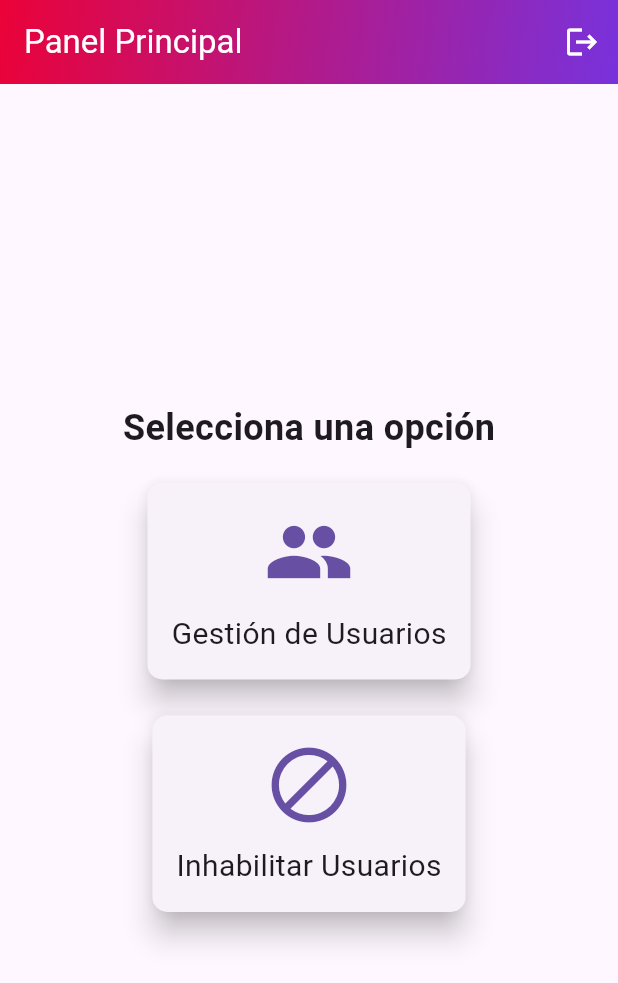
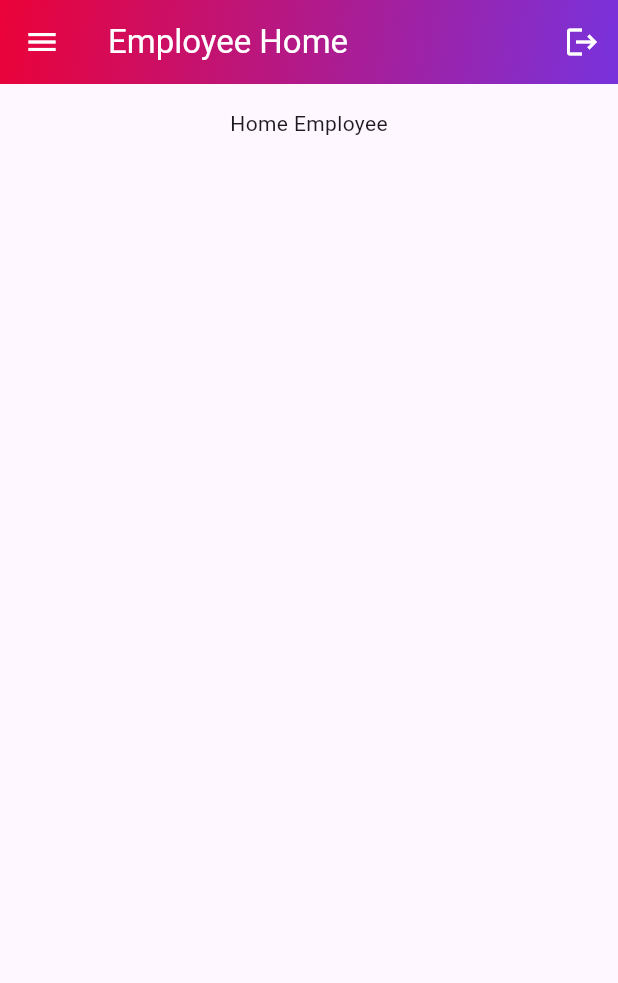
Before and after one commit to Districorp-UPB/Frontend-Cliente, a Flutter app: the screen it shows after launch, on a phone screen of 412 x 824 dp. Shown: the top 983 px of the screen. Run offline on Flutter 3.47's test engine with Material 3 defaults, Android fonts, the light colour scheme and no system bars; our stand-ins replace get.

Commit message:
Creacion del drawer de empleados

```diff
--- /dev/null
+++ b/lib/constant/colors.dart
@@ -0,0 +1,3 @@
+import 'package:flutter/material.dart';
+
+const List<Color> gradientColorsT = [Color.fromRGBO(235, 2, 56, 1), Color.fromRGBO(120, 50, 220, 1)];
--- /dev/null
+++ b/lib/constant/sizes.dart
@@ -0,0 +1,2 @@
+
+const double cDefaultSize = 16;
--- a/lib/main.dart
+++ b/lib/main.dart
@@ -1,5 +1,10 @@
+import 'package:districorp/providers/Emp_dashboard_provider.dart';
+import 'package:districorp/screen/Employee/Panel_principal_empleado.dart';
 import 'package:districorp/screen/admin/Panel_principal_admin.dart';
+import 'package:districorp/screen/login_screen.dart';
 import 'package:flutter/material.dart';
+import 'package:get/get.dart';
+import 'package:provider/provider.dart';
 
 void main() => runApp(const MyApp());
 
@@ -8,12 +13,31 @@ class MyApp extends StatelessWidget {
 
   @override
   Widget build(BuildContext context) {
-    return MaterialApp(
-      title: 'Login',
-      theme: ThemeData(
-        primarySwatch: Colors.purple,
+    return MultiProvider(
+      providers: [
+        ChangeNotifierProvider<EmpDashboardProvider>(
+            create: (_) => EmpDashboardProvider())
+      ],
+      child: GetMaterialApp(
+        scrollBehavior: MyBehavior(),
+        title: 'Login',
+        debugShowCheckedModeBanner: false,
+        initialRoute: 'Employee',
+        theme: ThemeData(
+          primarySwatch: Colors.purple,
+        ),
+        routes: {
+          'Login': (context) => const LoginScreen(),
+          'Main': (context) => MainPanelPage(),
+          'Employee': (context) => EmployeePanelPage(),
+        },
       ),
-      home: MainPanelPage(),
     );
   }
 }
+
+class MyBehavior extends ScrollBehavior {
+  @override
+  ScrollPhysics getScrollPhysics(BuildContext context) =>
+      const BouncingScrollPhysics();
+}
--- /dev/null
+++ b/lib/providers/Emp_dashboard_provider.dart
@@ -0,0 +1,56 @@
+import 'package:districorp/screen/Employee/Widgets_Screens/album_page_empleado.dart';
+import 'package:districorp/screen/Employee/Widgets_Screens/files_page_empleado.dart';
+import 'package:districorp/screen/Employee/Widgets_Screens/home_page_empleado.dart';
+import 'package:districorp/screen/Employee/Widgets_Screens/perfil_page_empleado.dart';
+import 'package:districorp/screen/Employee/Widgets_Screens/streaming_page_empleado.dart';
+import 'package:flutter/material.dart';
+
+class EmpDashboardProvider extends ChangeNotifier{
+
+  // Index para manejo de vistas en el dashboard de Employee
+  int _selectedIndex = 0;
+
+  int get selectedIndex => _selectedIndex;
+
+  void updateSelectedIndex(int index) {
+    _selectedIndex = index;
+    notifyListeners();
+  }
+
+  Widget getSelectedPage() {
+    switch (_selectedIndex) {
+      case 0:
+        return EmployeeHome();
+      case 1:
+        return EmployeeProfile();
+      case 2:
+        return EmployeeStreaming();
+      case 3:
+        return EmployeeAlbum();
+      case 4:
+        return EmployeeFiles();
+
+      default:
+        return Container();
+    }
+  }
+
+  String getTitle(int index){
+    switch (index) {
+      case 0:
+        return "Employee Home";
+      case 1:
+        return "Employee Profile";
+      case 2:
+        return "Employee Streaming";
+      case 3:
+        return "Employee Album";
+      case 4:
+        return "Employee Files";
+
+      default:
+        return "";
+    }
+  }
+
+}
--- /dev/null
+++ b/lib/screen/Employee/Panel_principal_empleado.dart
@@ -0,0 +1,161 @@
+import 'package:districorp/constant/sizes.dart';
+import 'package:districorp/providers/Emp_dashboard_provider.dart';
+import 'package:districorp/screen/login_screen.dart';
+import 'package:districorp/widgets/OptionCard.dart';
+import 'package:districorp/widgets/Employee_widgets/drawer_tile.dart';
+import 'package:flutter/material.dart';
+import 'package:districorp/widgets/gradient_appbar.dart';
+import 'package:districorp/screen/admin/AdminUserManagementPage.dart';
+import 'package:provider/provider.dart';
+import 'package:get/get.dart';
+
+class EmployeePanelPage extends StatefulWidget {
+  @override
+  State<EmployeePanelPage> createState() => _EmployeePanelPageState();
+}
+
+class _EmployeePanelPageState extends State<EmployeePanelPage> {
+  @override
+  Widget build(BuildContext context) {
+    final size = MediaQuery.of(context).size;
+    final employeeProvider = Provider.of<EmpDashboardProvider>(context);
+    return Scaffold(
+      appBar: GradientAppBar(
+        implyLeading: true,
+        title: employeeProvider.getTitle(employeeProvider.selectedIndex),
+        actions: [
+          IconButton(
+            icon: Icon(Icons.logout, color: Colors.white),
+            onPressed: () {
+              print('Logout');
+              Get.to(() => const LoginScreen());
+            },
+          ),
+        ],
+      ),
+      drawer: Drawer(
+        child: Container(
+          decoration: BoxDecoration(
+            gradient: LinearGradient(
+              colors: [
+                Color.fromRGBO(235, 2, 56, 1),
+                Color.fromRGBO(120, 50, 220, 1)
+              ],
+              begin: Alignment.topLeft,
+              end: Alignment.bottomRight,
+            ),
+          ),
+          child: Column(
+            children: [
+              // Se utiliza un Container en lugar de DrawerHeader para evitar la línea divisora
+
+              Container(
+                margin: EdgeInsets.symmetric(vertical: 20),
+                padding: EdgeInsets.all(cDefaultSize - 15),
+                child: Column(
+                  children: [
+                    GestureDetector(
+                      onTap: () {
+                        Navigator.pop(context);
+                      },
+                      child: Image(
+                        image: AssetImage("assets/logo_3.png"),
+                        height: 130,
+                        color: Colors.white,
+                      ),
+                    ),
+                  ],
+                ),
+              ),
+              Container(
+                padding: EdgeInsets.all(16),
+                decoration: BoxDecoration(
+                  border: Border.all(color: Colors.white, width: 4),
+                  shape: BoxShape.circle,
+                ),
+                child: Icon(Icons.person,
+                    color: Colors.white, size: size.height * 0.08),
+              ),
+              SizedBox(
+                height: cDefaultSize,
+              ),
+              Expanded(
+                child: ListView(
+                  padding: EdgeInsets.zero,
+                  children: [
+                    DrawerTile(
+                      size: size,
+                      texto: "Editar Perfil",
+                      icono: Icons.edit,
+                      onTap: () {
+                        // Actualizar el indice de las paginas
+                        employeeProvider.updateSelectedIndex(1);
+                        // Cerrar el drawer
+                        Navigator.pop(context);
+                      },
+                      selected: employeeProvider.selectedIndex == 1, color: Colors.amber,
+                    ),
+                    DrawerTile(
+                      size: size,
+                      texto: "Streaming",
+                      icono: Icons.play_circle_sharp,
+                      onTap: () {
+                        // Actualizar el indice de las paginas
+                        employeeProvider.updateSelectedIndex(2);
+                        // Cerrar el drawer
+                        Navigator.pop(context);
+                      },
+                      selected: employeeProvider.selectedIndex == 2, color: Colors.amber,
+                    ),
+                    DrawerTile(
+                      size: size,
+                      texto: "Photo Album",
+                      icono: Icons.photo_camera_back_sharp,
+                      onTap: () {
+                        // Actualizar el indice de las paginas
+                        employeeProvider.updateSelectedIndex(3);
+                        // Cerrar el drawer
+                        Navigator.pop(context);
+                      },
+                      selected: employeeProvider.selectedIndex == 3, color: Colors.amber,
+                    ),
+                    DrawerTile(
+                      size: size,
+                      texto: "Files",
+                      icono: Icons.upload_file_sharp,
+                      onTap: () {
+                        // Actualizar el indice de las paginas
+                        employeeProvider.updateSelectedIndex(4);
+                        // Cerrar el drawer
+                        Navigator.pop(context);
+                      },
+                      selected: employeeProvider.selectedIndex == 4, color: Colors.amber,
+                    ),
+                  ],
+                ),
+              ),
+            ],
+          ),
+        ),
+      ),
+      body: EmpDashboardPage(
+          widgetScreensOptions: employeeProvider.getSelectedPage(),
+        ),
+    );
+  }
+}
+
+class EmpDashboardPage extends StatelessWidget {
+  final Widget widgetScreensOptions;
+
+  const EmpDashboardPage({
+    super.key,
+    required this.widgetScreensOptions,
+  });
+
+  @override
+  Widget build(BuildContext context) {
+    return SingleChildScrollView(
+        physics: ClampingScrollPhysics(), child: widgetScreensOptions);
+  }
+}
--- /dev/null
+++ b/lib/screen/Employee/Widgets_Screens/home_page_empleado.dart
@@ -0,0 +1,21 @@
+import 'package:flutter/material.dart';
+
+class EmployeeHome extends StatelessWidget {
+  const EmployeeHome({super.key});
+
+  @override
+  Widget build(BuildContext context) {
+    return Center(
+        child: Padding(
+          padding: const EdgeInsets.all(16.0),
+          child: Column(
+            mainAxisSize: MainAxisSize.min,
+            mainAxisAlignment: MainAxisAlignment.center,
+            children: [
+              Text("Home Employee")
+            ],
+          ),
+        ),
+      );
+  }
+}
--- a/lib/screen/admin/Panel_principal_admin.dart
+++ b/lib/screen/admin/Panel_principal_admin.dart
@@ -1,19 +1,23 @@
+import 'package:districorp/screen/login_screen.dart';
 import 'package:districorp/widgets/OptionCard.dart';
 import 'package:flutter/material.dart';
 import 'package:districorp/widgets/gradient_appbar.dart';
 import 'package:districorp/screen/admin/AdminUserManagementPage.dart';
+import 'package:get/get.dart';
 
 class MainPanelPage extends StatelessWidget {
   @override
   Widget build(BuildContext context) {
     return Scaffold(
       appBar: GradientAppBar(
+        implyLeading: false,
         title: 'Panel Principal',
         actions: [
           IconButton(
             icon: Icon(Icons.logout, color: Colors.white),
             onPressed: () {
               print('Logout');
+              Get.to(() => const LoginScreen());
             },
           ),
         ],
--- a/lib/widgets/add_user.dart
+++ b/lib/widgets/add_user.dart
@@ -13,6 +13,7 @@ class AddUserPage extends StatelessWidget {
   Widget build(BuildContext context) {
     return Scaffold(
       appBar: GradientAppBar(
+        implyLeading: false,
         title: 'Agregar Usuario',
       ),
       body: Padding(
--- a/lib/widgets/gradient_appbar.dart
+++ b/lib/widgets/gradient_appbar.dart
@@ -4,22 +4,26 @@ class GradientAppBar extends StatelessWidget implements PreferredSizeWidget {
   final String title;
   final Color titleColor;
   final List<Widget>? actions; // Add the actions parameter
+  final bool implyLeading;
 
   const GradientAppBar({
     super.key,
     required this.title,
     this.titleColor = Colors.white,
     this.actions, // Initialize the actions parameter
+    required this.implyLeading,
   });
 
   @override
   Widget build(BuildContext context) {
     return AppBar(
+      automaticallyImplyLeading: implyLeading,
       title: Text(
         title,
         style: TextStyle(color: titleColor),
       ),
       actions: actions, // Use the actions in the AppBar
+      iconTheme: IconThemeData(color: titleColor),
       flexibleSpace: Container(
         decoration: const BoxDecoration(
           gradient: LinearGradient(
--- a/lib/widgets/update_user.dart
+++ b/lib/widgets/update_user.dart
@@ -17,6 +17,7 @@ class UpdateUserPage extends StatelessWidget {
 
     return Scaffold(
       appBar: GradientAppBar(
+        implyLeading: false,
         title: 'Actualizar Usuario',
       ),
       body: Padding(
--- a/pubspec.yaml
+++ b/pubspec.yaml
@@ -36,6 +36,8 @@ dependencies:
   # Use with the CupertinoIcons class for iOS style icons.
   cupertino_icons: ^1.0.6
   http: ^1.2.0
+  get: ^4.6.6
+  provider: ^6.1.2
 
 dev_dependencies:
   flutter_test:
```
Also changed, not shown: lib/screen/Employee/Widgets_Screens/album_page_empleado.dart (added, +21 -0 lines), lib/screen/Employee/Widgets_Screens/files_page_empleado.dart (added, +21 -0 lines), lib/screen/Employee/Widgets_Screens/perfil_page_empleado.dart (added, +21 -0 lines), lib/screen/Employee/Widgets_Screens/streaming_page_empleado.dart (added, +21 -0 lines), lib/screen/admin/AdminUserManagementPage.dart (+30 -6 lines), lib/screen/login_screen.dart (+7 -1 lines), lib/widgets/Employee_widgets/drawer_tile.dart (added, +40 -0 lines), pubspec.lock.
